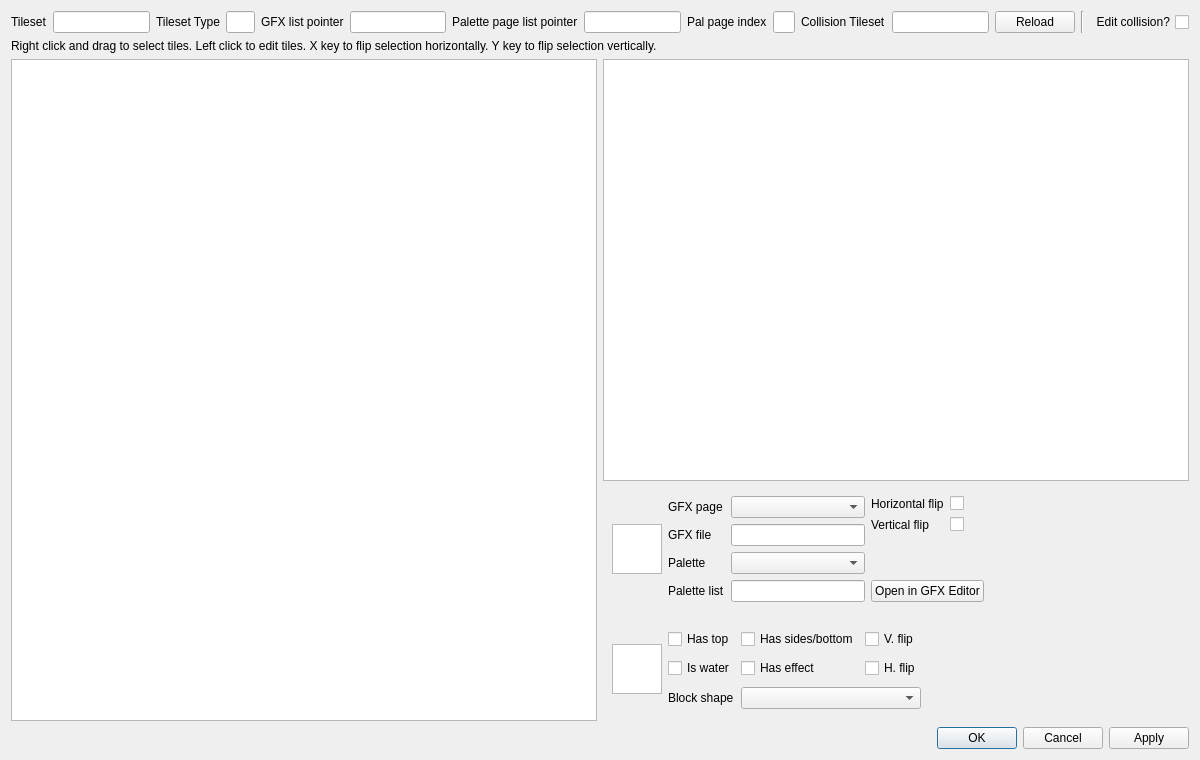
First picture: the form in dsvedit/tileset_editor.ui, repository LagoLunatic/DSVEdit, before the edit.
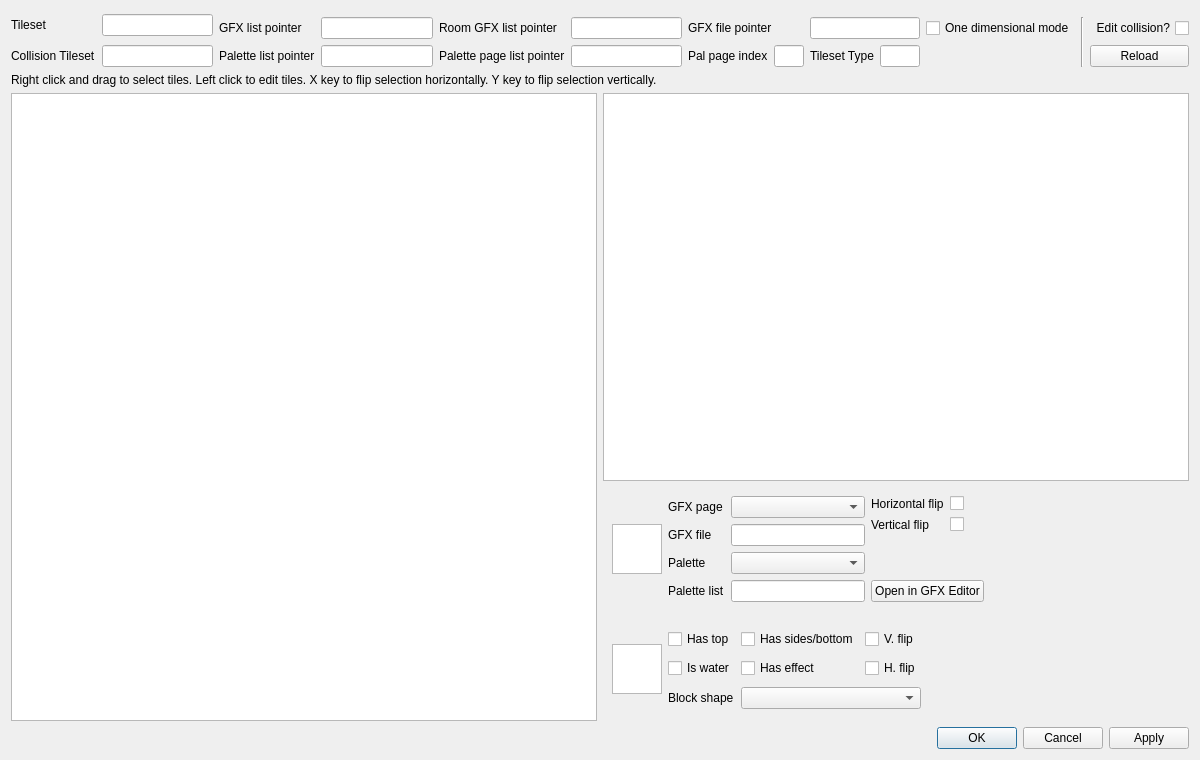
Second picture: the form after the edit.

Commit message: Add "Open in Tileset Editor" button to menu editor, refactor tileset editor

Diff of the .ui file:
```diff
--- a/dsvedit/tileset_editor.ui
+++ b/dsvedit/tileset_editor.ui
@@ -15,62 +15,38 @@
   </property>
   <layout class="QVBoxLayout" name="verticalLayout_2">
    <item>
-    <layout class="QHBoxLayout" name="horizontalLayout_2">
-     <item>
-      <widget class="QLabel" name="label_5">
-       <property name="text">
-        <string>Tileset</string>
+    <layout class="QGridLayout" name="gridLayout_2">
+     <item row="1" column="13">
+      <widget class="QCheckBox" name="display_collision">
+       <property name="layoutDirection">
+        <enum>Qt::RightToLeft</enum>
        </property>
-      </widget>
-     </item>
-     <item>
-      <widget class="QLineEdit" name="tileset_pointer"/>
-     </item>
-     <item>
-      <widget class="QLabel" name="label_6">
        <property name="text">
-        <string>Tileset Type</string>
+        <string>Edit collision?</string>
        </property>
       </widget>
      </item>
-     <item>
-      <widget class="QLineEdit" name="tileset_type">
-       <property name="maximumSize">
-        <size>
-         <width>40</width>
-         <height>16777215</height>
-        </size>
-       </property>
-      </widget>
-     </item>
-     <item>
-      <widget class="QLabel" name="label_9">
+     <item row="2" column="2">
+      <widget class="QLabel" name="label_16">
        <property name="text">
-        <string>GFX list pointer</string>
+        <string>Palette list pointer</string>
        </property>
       </widget>
      </item>
-     <item>
-      <widget class="QLineEdit" name="gfx_list_pointer"/>
-     </item>
-     <item>
-      <widget class="QLabel" name="label_7">
-       <property name="text">
-        <string>Palette page list pointer</string>
-       </property>
-      </widget>
-     </item>
-     <item>
+     <item row="2" column="5">
       <widget class="QLineEdit" name="palette_page_list_pointer"/>
      </item>
-     <item>
+     <item row="2" column="6">
       <widget class="QLabel" name="label_13">
        <property name="text">
         <string>Pal page index</string>
        </property>
       </widget>
      </item>
-     <item>
+     <item row="2" column="3">
+      <widget class="QLineEdit" name="palette_list_pointer_for_tileset"/>
+     </item>
+     <item row="2" column="7">
       <widget class="QLineEdit" name="palette_page_index">
        <property name="maximumSize">
         <size>
@@ -80,37 +56,98 @@
        </property>
       </widget>
      </item>
-     <item>
+     <item row="1" column="12" rowspan="2">
+      <widget class="Line" name="line_2">
+       <property name="orientation">
+        <enum>Qt::Vertical</enum>
+       </property>
+      </widget>
+     </item>
+     <item row="1" column="2">
+      <widget class="QLabel" name="label_15">
+       <property name="text">
+        <string>GFX list pointer</string>
+       </property>
+      </widget>
+     </item>
+     <item row="0" column="0" rowspan="2">
+      <widget class="QLabel" name="label_5">
+       <property name="text">
+        <string>Tileset</string>
+       </property>
+      </widget>
+     </item>
+     <item row="0" column="1" rowspan="2">
+      <widget class="QLineEdit" name="tileset_pointer"/>
+     </item>
+     <item row="2" column="0">
       <widget class="QLabel" name="label_10">
        <property name="text">
         <string>Collision Tileset</string>
        </property>
       </widget>
      </item>
-     <item>
+     <item row="1" column="3">
+      <widget class="QLineEdit" name="gfx_list_pointer"/>
+     </item>
+     <item row="1" column="4">
+      <widget class="QLabel" name="label_9">
+       <property name="text">
+        <string>Room GFX list pointer</string>
+       </property>
+      </widget>
+     </item>
+     <item row="1" column="5">
+      <widget class="QLineEdit" name="room_gfx_list_pointer"/>
+     </item>
+     <item row="2" column="4">
+      <widget class="QLabel" name="label_7">
+       <property name="text">
+        <string>Palette page list pointer</string>
+       </property>
+      </widget>
+     </item>
+     <item row="2" column="1">
       <widget class="QLineEdit" name="collision_tileset_pointer"/>
      </item>
-     <item>
+     <item row="2" column="8">
+      <widget class="QLabel" name="label_6">
+       <property name="text">
+        <string>Tileset Type</string>
+       </property>
+      </widget>
+     </item>
+     <item row="2" column="9">
+      <widget class="QLineEdit" name="tileset_type">
+       <property name="maximumSize">
+        <size>
+         <width>40</width>
+         <height>16777215</height>
+        </size>
+       </property>
+      </widget>
+     </item>
+     <item row="1" column="8" colspan="2">
+      <widget class="QLineEdit" name="gfx_file_pointer"/>
+     </item>
+     <item row="1" column="6" colspan="2">
+      <widget class="QLabel" name="label_17">
+       <property name="text">
+        <string>GFX file pointer</string>
+       </property>
+      </widget>
+     </item>
+     <item row="2" column="13">
       <widget class="QPushButton" name="reload_button">
        <property name="text">
         <string>Reload</string>
        </property>
       </widget>
      </item>
-     <item>
-      <widget class="Line" name="line_2">
-       <property name="orientation">
-        <enum>Qt::Vertical</enum>
-       </property>
-      </widget>
-     </item>
-     <item>
-      <widget class="QCheckBox" name="display_collision">
-       <property name="layoutDirection">
-        <enum>Qt::RightToLeft</enum>
-       </property>
+     <item row="1" column="11">
+      <widget class="QCheckBox" name="one_dimensional_mode">
        <property name="text">
-        <string>Edit collision?</string>
+        <string>One dimensional mode</string>
        </property>
       </widget>
      </item>
```
The commit also changes 5 other files.
